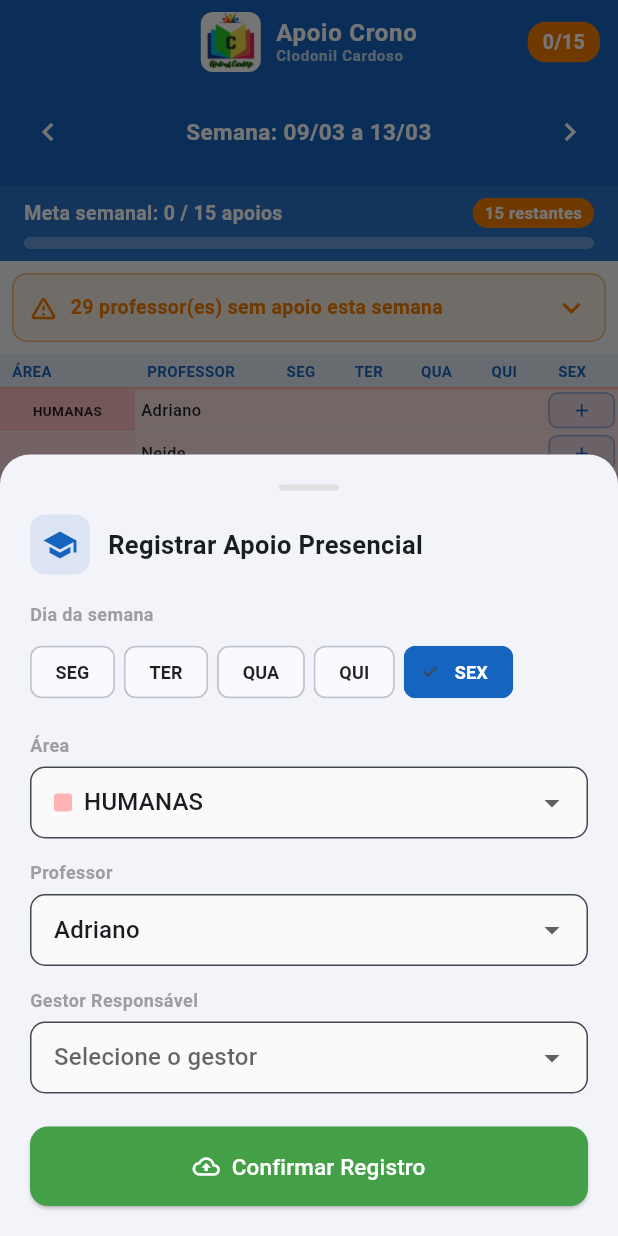
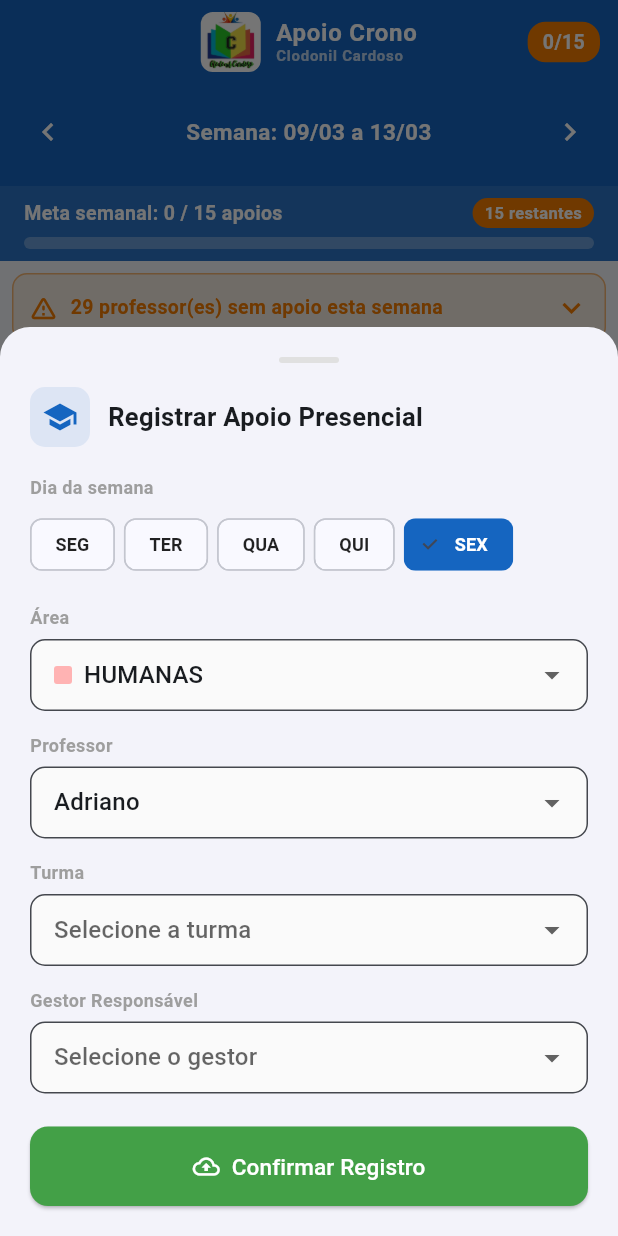
Before and after one commit to alanvitor88/cronogramaapoios, a Flutter app: the screen it shows after launch, after a tap on the "add" icon, on a phone screen of 412 x 824 dp. Run offline on Flutter 3.47's test engine with Material 3 defaults, Android fonts, the phone set to English and light mode, and no system bars; our stand-ins replace fl_chart, supabase_flutter; accounts and stored records are empty.

Commit message:
Feat: adicionar campo Turma (6A-3B) no registro de apoio

```diff
--- a/lib/models/app_data.dart
+++ b/lib/models/app_data.dart
@@ -18,6 +18,7 @@ class Apoio {
   final String gestorNome;
   final DateTime dataHora;
   final String diaSemana; // 'SEG', 'TER', 'QUA', 'QUI', 'SEX'
+  final String? turma;   // ex: '6A', '2ADM', etc.
 
   Apoio({
     required this.id,
@@ -26,6 +27,7 @@ class Apoio {
     required this.gestorNome,
     required this.dataHora,
     required this.diaSemana,
+    this.turma,
   });
 
   Map<String, dynamic> toMap() {
@@ -36,6 +38,7 @@ class Apoio {
       'gestorNome': gestorNome,
       'dataHora': dataHora.toIso8601String(),
       'diaSemana': diaSemana,
+      'turma': turma,
     };
   }
 
@@ -47,12 +50,13 @@ class Apoio {
       gestorNome: map['gestorNome'],
       dataHora: DateTime.parse(map['dataHora']),
       diaSemana: map['diaSemana'],
+      turma: map['turma'] as String?,
     );
   }
 
   // ── Supabase (snake_case) ──
   Map<String, dynamic> toSupabase() {
-    return {
+    final m = <String, dynamic>{
       'id': id,
       'professor_nome': professorNome,
       'professor_area': professorArea,
@@ -60,6 +64,8 @@ class Apoio {
       'data_hora': dataHora.toUtc().toIso8601String(),
       'dia_semana': diaSemana,
     };
+    if (turma != null) m['turma'] = turma;
+    return m;
   }
 
   factory Apoio.fromSupabase(Map<String, dynamic> map) {
@@ -70,6 +76,7 @@ class Apoio {
       gestorNome: map['gestor_nome'] as String,
       dataHora: DateTime.parse(map['data_hora'] as String).toLocal(),
       diaSemana: map['dia_semana'] as String,
+      turma: map['turma'] as String?,
     );
   }
 }
@@ -149,3 +156,17 @@ const Map<String, int> kAreaColor = {
 };
 
 const int kMetaSemanal = 15;
+
+// Turmas da escola
+const List<String> kTurmas = [
+  // Ensino Fundamental
+  '6A', '6B', '6C',
+  '7A', '7B', '7C',
+  '8A', '8B', '8C',
+  '9A', '9B', '9C',
+  // Ensino Médio
+  '1A', '1B', '1C', '1D',
+  // Ensino Técnico
+  '2ADM', '2ENF', '2C',
+  '3A', '3ADM', '3B',
+];
--- a/lib/providers/apoio_provider.dart
+++ b/lib/providers/apoio_provider.dart
@@ -137,6 +137,7 @@ class ApoioProvider extends ChangeNotifier {
     required String professorArea,
     required String gestorNome,
     required String diaSemana,
+    required String turma,
     DateTime? dataHora,
   }) async {
     final id = _uuid.v4();
@@ -149,6 +150,7 @@ class ApoioProvider extends ChangeNotifier {
       gestorNome: gestorNome,
       dataHora: dataFinal,
       diaSemana: diaSemana,
+      turma: turma,
     );
 
     // Otimista: adiciona localmente antes de confirmar
--- a/lib/screens/registrar_apoio_sheet.dart
+++ b/lib/screens/registrar_apoio_sheet.dart
@@ -26,6 +26,7 @@ class _RegistrarApoioSheetState extends State<RegistrarApoioSheet> {
   String? _areaSelecionada;
   String? _professorSelecionado;
   String? _gestorSelecionado;
+  String? _turmaSelecionada;
   late String _diaSelecionado;
   bool _salvando = false;
 
@@ -43,9 +44,10 @@ class _RegistrarApoioSheetState extends State<RegistrarApoioSheet> {
   }
 
   Future<void> _registrar() async {
-    if (_professorSelecionado == null || _gestorSelecionado == null || _areaSelecionada == null) {
+    if (_professorSelecionado == null || _gestorSelecionado == null ||
+        _areaSelecionada == null || _turmaSelecionada == null) {
       ScaffoldMessenger.of(context).showSnackBar(
-        const SnackBar(content: Text('Preencha todos os campos'), backgroundColor: Colors.red),
+        const SnackBar(content: Text('Preencha todos os campos, incluindo a turma'), backgroundColor: Colors.red),
       );
       return;
     }
@@ -65,6 +67,7 @@ class _RegistrarApoioSheetState extends State<RegistrarApoioSheet> {
       gestorNome: _gestorSelecionado!,
       diaSemana: _diaSelecionado,
       dataHora: dataApoio,
+      turma: _turmaSelecionada!,
     );
 
     if (mounted) {
@@ -205,6 +208,44 @@ class _RegistrarApoioSheetState extends State<RegistrarApoioSheet> {
             ),
             const SizedBox(height: 14),
 
+            // Turma
+            const Text('Turma', style: TextStyle(fontWeight: FontWeight.w600, fontSize: 12, color: Colors.grey)),
+            const SizedBox(height: 6),
+            DropdownButtonFormField<String>(
+              initialValue: _turmaSelecionada,
+              hint: const Text('Selecione a turma'),
+              decoration: InputDecoration(
+                border: OutlineInputBorder(borderRadius: BorderRadius.circular(10)),
+                contentPadding: const EdgeInsets.symmetric(horizontal: 12, vertical: 10),
+                filled: true,
+                fillColor: Colors.grey[50],
+              ),
+              items: kTurmas.map((t) => DropdownMenuItem(
+                value: t,
+                child: Row(
+                  children: [
+                    Container(
+                      padding: const EdgeInsets.symmetric(horizontal: 7, vertical: 2),
+                      decoration: BoxDecoration(
+                        color: AppTheme.primary.withValues(alpha: 0.12),
+                        borderRadius: BorderRadius.circular(6),
+                      ),
+                      child: Text(
+                        t,
+                        style: const TextStyle(
+                          fontSize: 12,
+                          fontWeight: FontWeight.bold,
+                          color: AppTheme.primary,
+                        ),
+                      ),
+                    ),
+                  ],
+                ),
+              )).toList(),
+              onChanged: (v) => setState(() => _turmaSelecionada = v),
+            ),
+            const SizedBox(height: 14),
+
             // Gestor
             const Text('Gestor Responsável', style: TextStyle(fontWeight: FontWeight.w600, fontSize: 12, color: Colors.grey)),
             const SizedBox(height: 6),
--- a/lib/widgets/area_section.dart
+++ b/lib/widgets/area_section.dart
@@ -143,18 +143,29 @@ class _ProfessorRow extends StatelessWidget {
                     child: temApoio
                         ? Center(
                             child: Tooltip(
-                              message: apoiosDoDia.map((a) => a.gestorNome).join(', '),
+                              message: apoiosDoDia.map((a) {
+                                final t = a.turma != null ? ' [${a.turma}]' : '';
+                                return '${a.gestorNome}$t';
+                              }).join(', '),
                               child: Column(
                                 mainAxisAlignment: MainAxisAlignment.center,
                                 children: [
-                                  const Icon(Icons.check_circle, color: Colors.white, size: 14),
-                                  if (apoiosDoDia.length == 1)
+                                  const Icon(Icons.check_circle, color: Colors.white, size: 12),
+                                  if (apoiosDoDia.length == 1) ...[
                                     Text(
                                       _abreviaNome(apoiosDoDia.first.gestorNome),
-                                      style: const TextStyle(color: Colors.white, fontSize: 8, fontWeight: FontWeight.bold),
+                                      style: const TextStyle(color: Colors.white, fontSize: 7, fontWeight: FontWeight.bold),
                                       textAlign: TextAlign.center,
                                       overflow: TextOverflow.ellipsis,
                                     ),
+                                    if (apoiosDoDia.first.turma != null)
+                                      Text(
+                                        apoiosDoDia.first.turma!,
+                                        style: const TextStyle(color: Colors.white70, fontSize: 7),
+                                        textAlign: TextAlign.center,
+                                        overflow: TextOverflow.ellipsis,
+                                      ),
+                                  ],
                                   if (apoiosDoDia.length > 1)
                                     Text(
                                       '${apoiosDoDia.length}x',
@@ -220,7 +231,11 @@ class _ProfessorRow extends StatelessWidget {
                     ),
                   ),
                   title: Text(apoio.gestorNome),
-                  subtitle: Text('${apoio.diaSemana} · $area'),
+                  subtitle: Text(
+                    apoio.turma != null
+                        ? '${apoio.diaSemana} · $area · Turma ${apoio.turma}'
+                        : '${apoio.diaSemana} · $area',
+                  ),
                   trailing: IconButton(
                     icon: const Icon(Icons.delete_outline, color: Colors.red),
                     onPressed: () {
```
Also changed, not shown: lib/screens/historico_screen.dart (+26 -0 lines).
